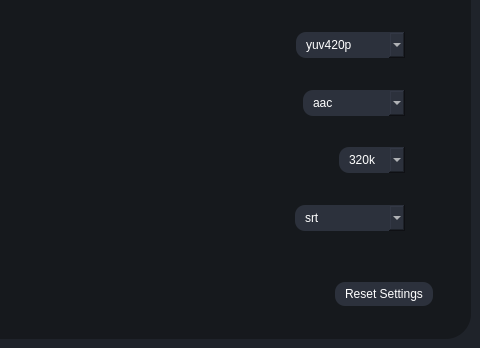
First picture: the form in testRVEInterface.ui, repository gokulmc/enhance_crop, before the edit; both pictures show x 393 to 873 and y 238 to 586 of the 873 by 586 pixel window.
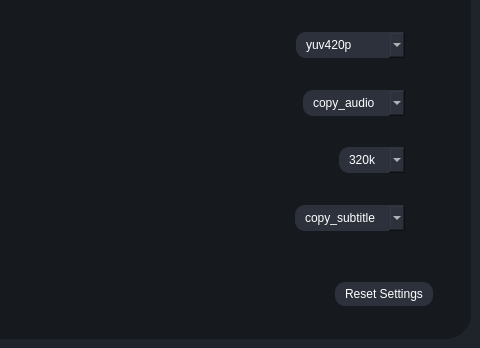
Second picture: the form after the edit. The open tabs and pages were chosen to show the change. Icons and pictures are not drawn.

Commit message: fix subtitle option not sticking after restart

What changed in the file:
```diff
--- a/testRVEInterface.ui
+++ b/testRVEInterface.ui
@@ -4464,6 +4464,11 @@
                                 <height>0</height>
                                </size>
                               </property>
+                              <item>
+                               <property name="text">
+                                <string>copy_audio</string>
+                               </property>
+                              </item>
                               <item>
                                <property name="text">
                                 <string>aac</string>
@@ -4648,6 +4653,11 @@
                                 <height>0</height>
                                </size>
                               </property>
+                              <item>
+                               <property name="text">
+                                <string>copy_subtitle</string>
+                               </property>
+                              </item>
                               <item>
                                <property name="text">
                                 <string>srt</string>
```
Left out of the diff: 14 changed lines with no effect on the pictures. The commit also changes 2 other files.
